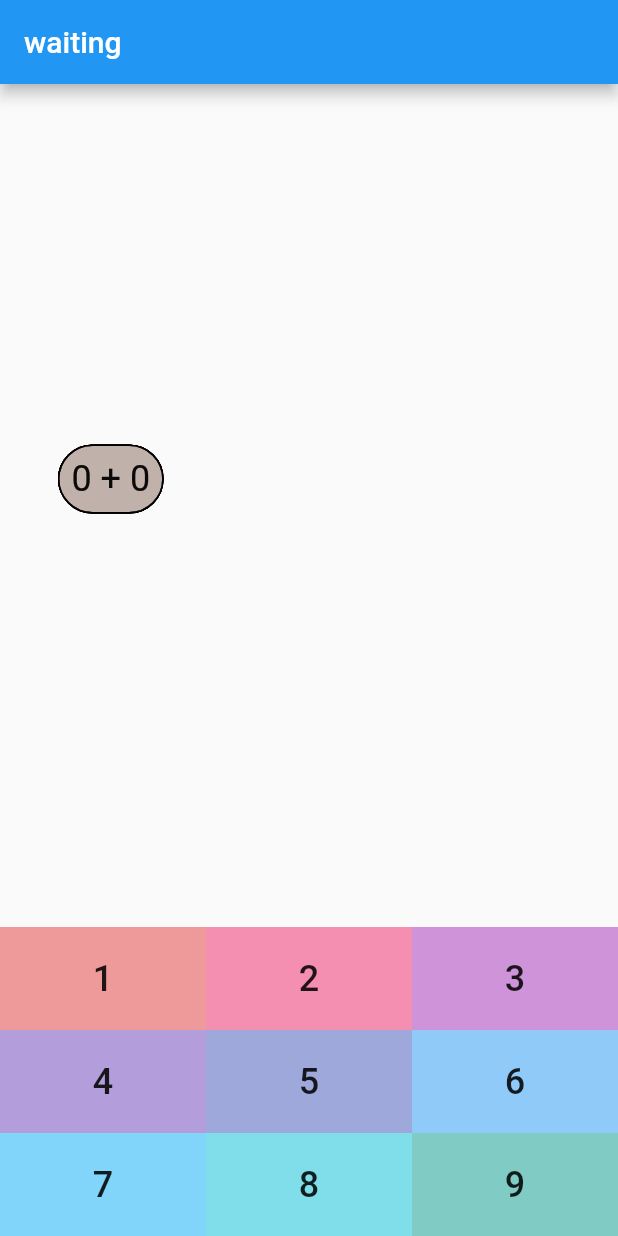
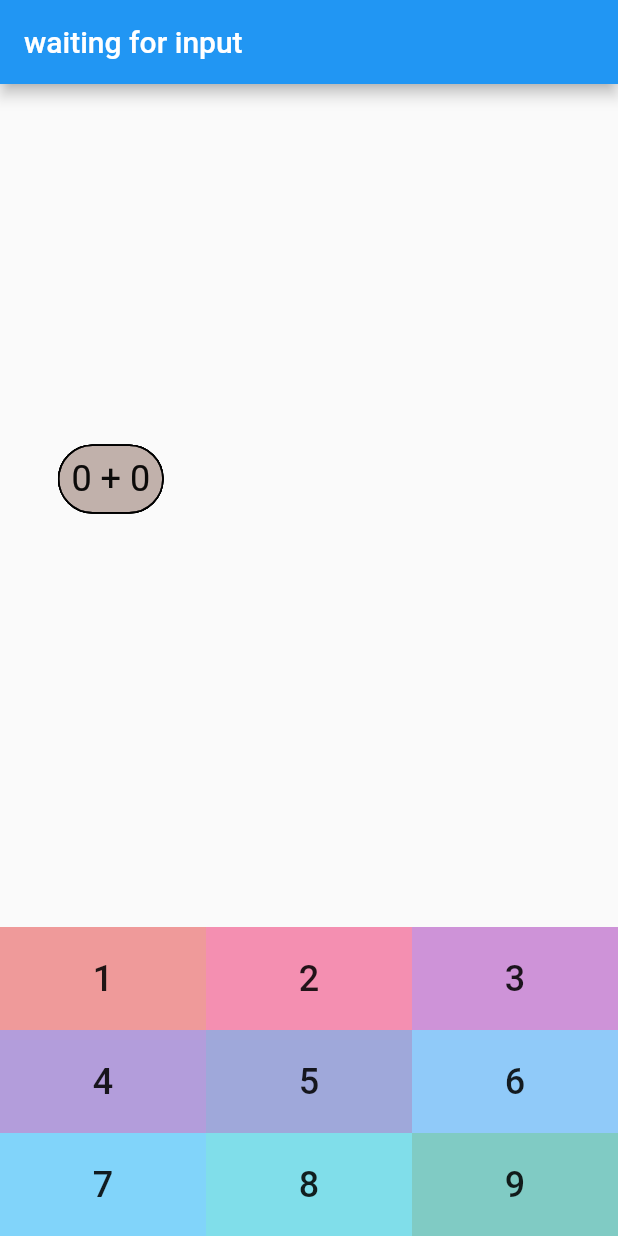
Before and after one commit to yunze-ola/Flutter-game, a Flutter app: the screen it shows after launch, on a phone screen of 412 x 824 dp. Run offline on Flutter 3.47's test engine with Material 2 defaults, Android fonts, the phone set to English and light mode, and no system bars.

Commit message:
editing testing

```diff
--- a/lib/main.dart
+++ b/lib/main.dart
@@ -54,7 +54,7 @@ class _MyHomePageState extends State<MyHomePage> {
           if (snapshot.hasData) {
             return Text("You entered: ${snapshot.data}");
           }
-          return Text("waiting");
+          return Text("waiting for input");
         },
       )),
       body: Stack(
```
